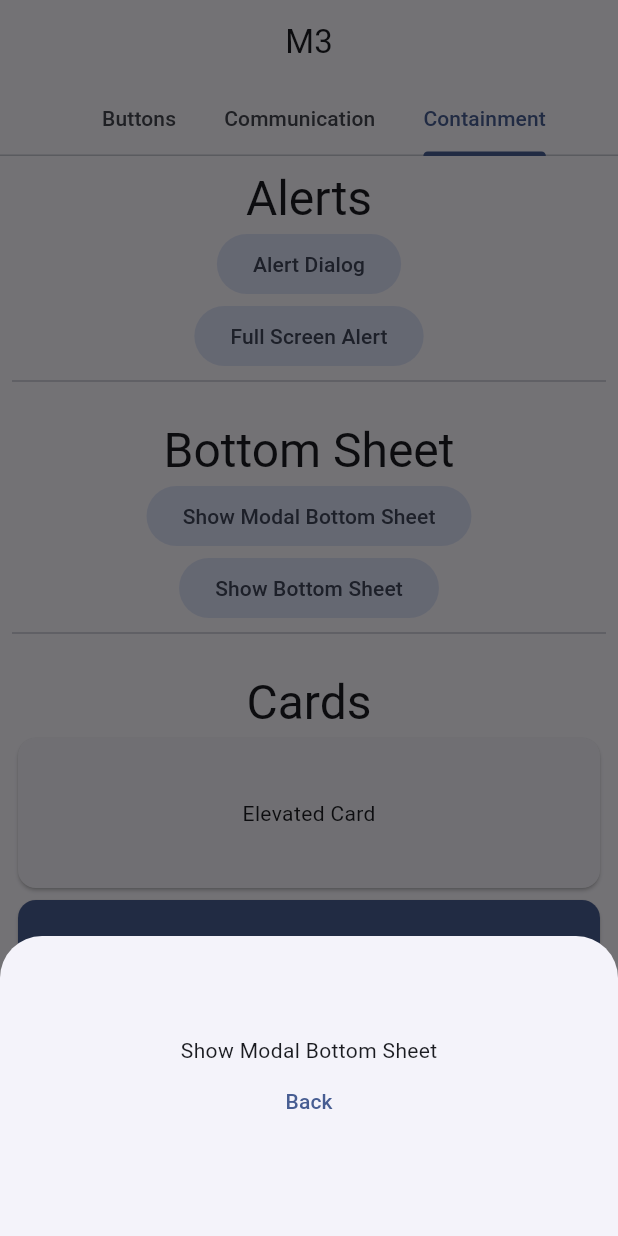
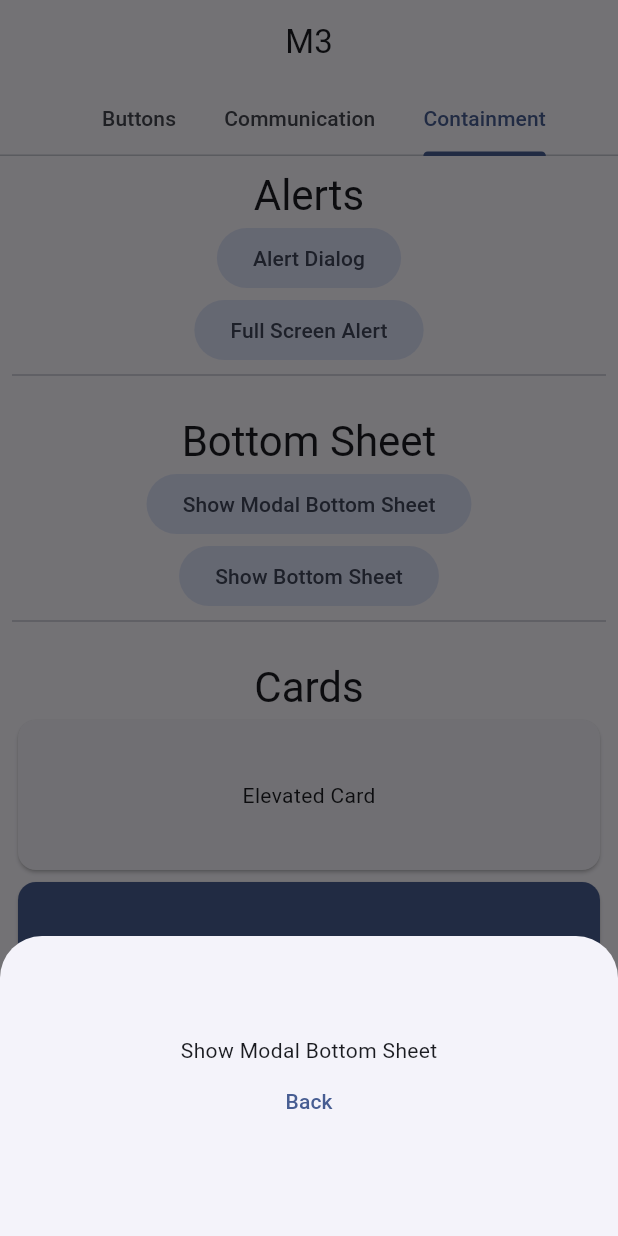
Before and after one commit to VrushankBardolia/material3_widgets, a Flutter app: the screen it shows after launch, tab 3 chosen, after a tap on "Show Modal Bottom Sheet", on a phone screen of 412 x 824 dp. Run offline on Flutter 3.47's test engine with Material 2 defaults, Android fonts, the phone set to English and light mode, and no system bars.

Commit message:
Heading text formatted

```diff
--- a/lib/buttons.dart
+++ b/lib/buttons.dart
@@ -10,7 +10,7 @@ class Buttons extends StatelessWidget {
       child: SingleChildScrollView(
         child: Column(
           children: [
-            Text('Text Buttons', style: Theme.of(context).textTheme.headlineLarge),
+            Text('Text Buttons', style: Theme.of(context).textTheme.headlineMedium),
             Wrap(
               spacing: 8,
               alignment: WrapAlignment.center,
@@ -23,7 +23,7 @@ class Buttons extends StatelessWidget {
               ],
             ),
             const SizedBox(height: 20),
-            Text('Icon + Text Buttons', style: Theme.of(context).textTheme.headlineLarge),
+            Text('Icon + Text Buttons', style: Theme.of(context).textTheme.headlineMedium),
             Wrap(
               spacing: 8,
               alignment: WrapAlignment.center,
@@ -51,7 +51,7 @@ class Buttons extends StatelessWidget {
               ],
             ),
             const SizedBox(height: 20),
-            Text('Disabled Buttons', style: Theme.of(context).textTheme.headlineLarge),
+            Text('Disabled Buttons', style: Theme.of(context).textTheme.headlineMedium),
             const Wrap(
               spacing: 8,
               alignment: WrapAlignment.center,
@@ -65,7 +65,7 @@ class Buttons extends StatelessWidget {
             ),
             const Divider(height: 1),
             const SizedBox(height: 20),
-            Text('Floating Action Buttons', style: Theme.of(context).textTheme.headlineLarge),
+            Text('Floating Action Buttons', style: Theme.of(context).textTheme.headlineMedium),
             Row(mainAxisAlignment: MainAxisAlignment.spaceEvenly, children: [
               FloatingActionButton.small(onPressed: () {}, child: const Icon(Icons.add)),
               FloatingActionButton(onPressed: () {}, child: const Icon(Icons.add)),
@@ -78,7 +78,7 @@ class Buttons extends StatelessWidget {
             const SizedBox(height: 20),
             const Divider(height: 1),
             const SizedBox(height: 20),
-            Text('Icon Buttons', style: Theme.of(context).textTheme.headlineLarge),
+            Text('Icon Buttons', style: Theme.of(context).textTheme.headlineMedium),
             Row(mainAxisAlignment: MainAxisAlignment.spaceEvenly, children: [
               IconButton(onPressed: () {}, icon: const Icon(Icons.settings)),
               IconButton.filled(onPressed: () {}, icon: const Icon(Icons.settings)),
@@ -96,7 +96,7 @@ class Buttons extends StatelessWidget {
             const Divider(height: 1),
             const SizedBox(height: 20),
 
-            Text('Segmented Buttons', style: Theme.of(context).textTheme.headlineLarge),
+            Text('Segmented Buttons', style: Theme.of(context).textTheme.headlineMedium),
             const SingleChoice(),
             const SizedBox(height: 12),
             const MultipleChoice(),
--- a/lib/communication.dart
+++ b/lib/communication.dart
@@ -10,7 +10,7 @@ class Communication extends StatelessWidget {
       child: SingleChildScrollView(
           child: Column(
             children: [
-              Text('Badge', style: Theme.of(context).textTheme.headlineLarge),
+              Text('Badge', style: Theme.of(context).textTheme.headlineMedium),
               const SizedBox(height: 12),
               const Row(
                 mainAxisAlignment: MainAxisAlignment.spaceEvenly,
@@ -23,7 +23,7 @@ class Communication extends StatelessWidget {
               const SizedBox(height: 12),
               const Divider(height: 1),
               const SizedBox(height: 20),
-              Text('Progress Indicator', style: Theme.of(context).textTheme.headlineLarge),
+              Text('Progress Indicator', style: Theme.of(context).textTheme.headlineMedium),
               const SizedBox(height: 12),
               const CircularProgressIndicator(),
               const SizedBox(height: 12),
@@ -31,7 +31,7 @@ class Communication extends StatelessWidget {
               const SizedBox(height: 12),
               const Divider(height: 1),
               const SizedBox(height: 20),
-              Text('Snackbar', style: Theme.of(context).textTheme.headlineLarge),
+              Text('Snackbar', style: Theme.of(context).textTheme.headlineMedium),
               FilledButton.tonalIcon(
                 label: const Text('Show Snackbar'),
                 icon: const Icon(Icons.message_outlined),
--- a/lib/containment.dart
+++ b/lib/containment.dart
@@ -10,7 +10,7 @@ class Containment extends StatelessWidget {
       child: SingleChildScrollView(
         child: Column(
           children: [
-            Text('Alerts', style: Theme.of(context).textTheme.headlineLarge),
+            Text('Alerts', style: Theme.of(context).textTheme.headlineMedium),
             FilledButton.tonal(
                 child: const Text('Alert Dialog'),
                 onPressed: () {
@@ -57,7 +57,7 @@ class Containment extends StatelessWidget {
             ),
             const Divider(height: 12),
             const SizedBox(height: 20),
-            Text('Bottom Sheet', style: Theme.of(context).textTheme.headlineLarge),
+            Text('Bottom Sheet', style: Theme.of(context).textTheme.headlineMedium),
             FilledButton.tonal(
               child: const Text('Show Modal Bottom Sheet'),
               onPressed: () {
@@ -110,7 +110,7 @@ class Containment extends StatelessWidget {
             ),
             const Divider(height: 12),
             const SizedBox(height: 20),
-            Text('Cards', style: Theme.of(context).textTheme.headlineLarge),
+            Text('Cards', style: Theme.of(context).textTheme.headlineMedium),
             const Card(child: SizedBox(
                     height: 100, child: Center(child: Text('Elevated Card')))
             ),
@@ -135,12 +135,12 @@ class Containment extends StatelessWidget {
                     height: 100, child: Center(child: Text('Outlined Card')))),
             const Divider(height: 12),
             const SizedBox(height: 20),
-            Text('Divider', style: Theme.of(context).textTheme.headlineLarge),
+            Text('Divider', style: Theme.of(context).textTheme.headlineMedium),
             const Divider(thickness: 4),
             const Divider(thickness: 8, color: Colors.blue),
             const SizedBox(height: 20),
             const Divider(height: 12),
-            Text('ListTile', style: Theme.of(context).textTheme.headlineLarge),
+            Text('ListTile', style: Theme.of(context).textTheme.headlineMedium),
             const Card(child: ListTile(title: Text('Title'))),
             const Card(
               child: ListTile(
```
